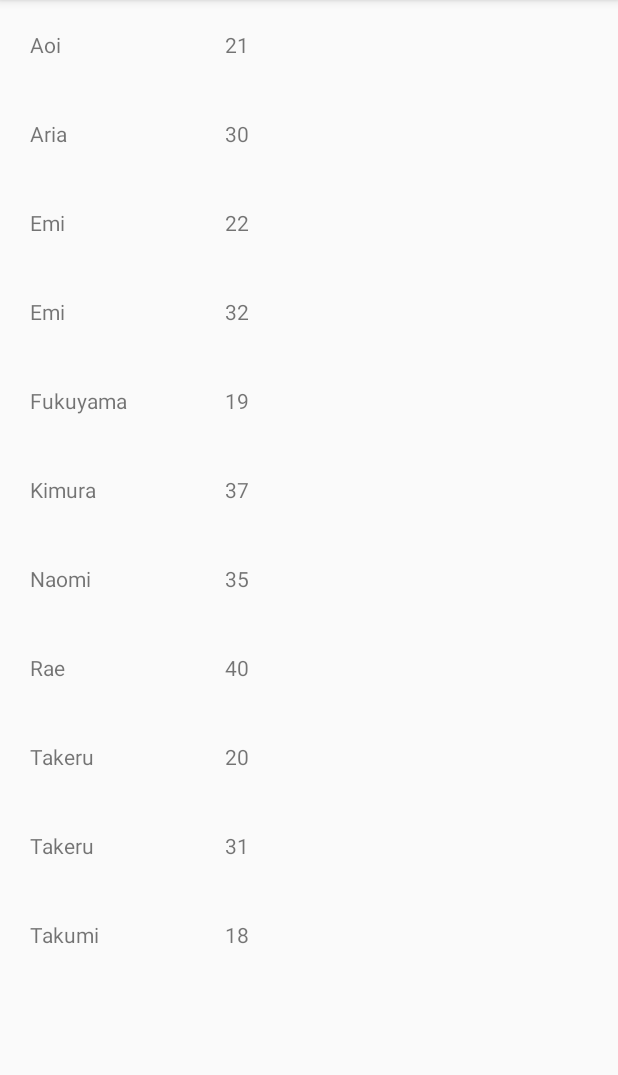
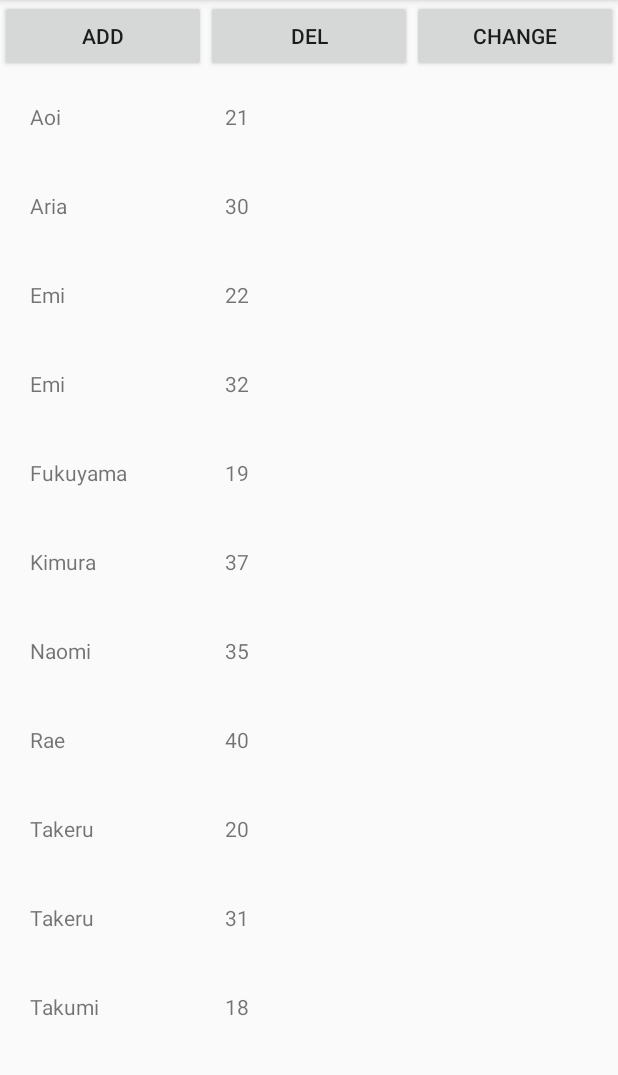
Before and after one commit to ixtliTakeru/renshu, an Android app: the screen it shows after launch (SortListActivity), on a phone screen of 412 x 824 dp, the part 84-1159 px from its top. Run offline under Robolectric (Android 15) with nearby library versions, the phone set to English and light mode, and no system bars; our stand-ins replace ButterKnife, Timber.

Commit message:
integrate Diffcallback into update SortListAdapter

```diff
--- a/app/src/main/java/g/takeru/renshu/kotlin/SortListActivity.kt
+++ b/app/src/main/java/g/takeru/renshu/kotlin/SortListActivity.kt
@@ -3,11 +3,13 @@ package g.takeru.renshu.kotlin
 import android.os.Bundle
 import android.support.v7.app.AppCompatActivity
 import android.support.v7.widget.LinearLayoutManager
+import android.view.View
 import g.takeru.renshu.R
 import kotlinx.android.synthetic.main.activity_list.*
 import org.jetbrains.anko.toast
 import timber.log.Timber
 import java.util.*
+import kotlin.collections.ArrayList
 
 
 /**
@@ -15,11 +17,13 @@ import java.util.*
  */
 class SortListActivity: AppCompatActivity() {
 
+    private var userList : MutableList<User> = ArrayList()
+    private var adapter = UserListAdapter()
+
     override fun onCreate(savedInstanceState: Bundle?) {
         super.onCreate(savedInstanceState)
         setContentView(R.layout.activity_list)
 
-        val userList = ArrayList<User>()
         userList.add(User("Takeru", 20))
         userList.add(User("Emi", 22))
         userList.add(User("Takumi", 18))
@@ -38,20 +42,27 @@ class SortListActivity: AppCompatActivity() {
             Timber.d("user: " + userList[i].name + " " + userList[i].age)
         }
 
-//        val adapter = UserListAdapter(this, userList, {user -> Timber.d(user.name)})
-        val adapter = UserListAdapter(userList, onClickListener)
+
+//        val adapter = UserListAdapter(userList, {user -> Timber.d(user.name)})
+//        val adapter = UserListAdapter(userList, onClickListener)
+        adapter = UserListAdapter(userList, itemClickListener = {onClickListener})
 
         recyclerView.layoutManager = LinearLayoutManager(this)
         recyclerView.adapter = adapter
+
+
+        addBtn.setOnClickListener(addUserClickListener)
+        delBtn.setOnClickListener(delUserClickListener)
+        changeBtn.setOnClickListener(changeUserClickListener)
     }
 
-    private fun sortUserList(list: ArrayList<User>): ArrayList<User>{
+    private fun sortUserList(list: MutableList<User>): MutableList<User>{
         Collections.sort(list, countryComparator)
         return list
     }
 
 
-    private val countryComparator = Comparator<User>{ lhs, rhs ->
+    private val countryComparator = Comparator<User>{lhs, rhs ->
         val compareName = lhs.name.compareTo(rhs.name)
         if (compareName == 0) {
             return@Comparator lhs.age.compareTo(rhs.age)
@@ -60,6 +71,34 @@ class SortListActivity: AppCompatActivity() {
     }
 
     private val onClickListener : ((User) -> Unit) = {
-        user -> toast(user.name)
+        toast(it.name)
     }
+
+    private val changeUserClickListener : ((View) -> Unit) = {
+        val newList = ArrayList<User>()
+        if (adapter.itemCount < 4) {
+            newList.add(User("Naomi", 35))
+            newList.add(User("Aria", 30))
+            newList.add(User("Takumi", 18))
+            newList.add(User("Fukuyama", 19))
+            newList.add(User("Rae", 40))
+        }
+        else {
+            newList.add(User("Takumi", 18))
+            newList.add(User("Takeru", 20))
+            newList.add(User("Emi", 22))
+        }
+        adapter.updateUserList(newList)
+    }
+
+    private val addUserClickListener : ((View) -> Unit) = {
+        adapter.addUser(User("aaa", 22), 3)
+    }
+
+    private val delUserClickListener : ((View) -> Unit) = {
+        if (adapter.itemCount > 3)
+            adapter.deleteUser(3)
+    }
+
+
 }
--- a/app/src/main/java/g/takeru/renshu/kotlin/User.kt
+++ b/app/src/main/java/g/takeru/renshu/kotlin/User.kt
@@ -1,4 +1,7 @@
 package g.takeru.renshu.kotlin
+
+import android.os.Parcelable
+import kotlinx.android.parcel.Parcelize
 
 /**
  * Created by takeru on 2017/9/11.
@@ -23,4 +26,5 @@ package g.takeru.renshu.kotlin
 //    }
 //}
 
-class User(val name: String, val age: Int)
+@Parcelize
+data class User(val name: String, val age: Int) : Parcelable
--- a/app/src/main/java/g/takeru/renshu/kotlin/UserListAdapter.kt
+++ b/app/src/main/java/g/takeru/renshu/kotlin/UserListAdapter.kt
@@ -1,5 +1,6 @@
 package g.takeru.renshu.kotlin
 
+import android.support.v7.util.DiffUtil
 import android.support.v7.widget.RecyclerView
 import android.view.LayoutInflater
 import android.view.View
@@ -11,9 +12,18 @@ import kotlinx.android.synthetic.main.listitem_user.view.*
  * Created by takeru on 2017/9/12.
  */
 
-internal class UserListAdapter(private val userList: List<User>,
-                               private val itemClickListener: (User)->Unit)
-    : RecyclerView.Adapter<UserListAdapter.UserViewHolder>() {
+internal class UserListAdapter : RecyclerView.Adapter<UserListAdapter.UserViewHolder> {
+
+    lateinit var userList: MutableList<User>
+    lateinit var itemClickListener: (User)->Unit
+
+    constructor() {}
+
+    constructor(userList: MutableList<User>,
+                itemClickListener: (User)->Unit) {
+        this.userList = userList
+        this.itemClickListener = itemClickListener
+    }
 
     override fun onCreateViewHolder(parent: ViewGroup, viewType: Int): UserListAdapter.UserViewHolder {
         return UserViewHolder(
@@ -24,17 +34,40 @@ internal class UserListAdapter(private val userList: List<User>,
         val user = userList[position]
 
         holder.container.setOnClickListener{itemClickListener(user)}
+//        holder.container.setOnClickListener{Timber.d(user.name)}
         holder.nameTv.text = user.name
         holder.ageTv.text = user.age.toString()
     }
 
-    override fun getItemCount(): Int {
-        return userList.size
-    }
+//    override fun getItemCount(): Int {
+//        return userList.size
+//    }
+
+    // convert to expression body
+    override fun getItemCount(): Int = userList.size
 
     class UserViewHolder (view: View) : RecyclerView.ViewHolder(view){
         val container = itemView.listitem_user_container
         val nameTv = itemView.listitem_user_name
         val ageTv = itemView.listitem_user_age
     }
+
+    fun addUser(user: User, index: Int) {
+        userList.add(index, user)
+        this.notifyItemInserted(index)
+    }
+
+    fun deleteUser(index: Int) {
+        userList.removeAt(index)
+        this.notifyItemRemoved(index)
+    }
+
+    fun updateUserList(newList : List<User>) {
+        var diffCallback = UserDiffCallback(userList, newList)
+        var diffResult = DiffUtil.calculateDiff(diffCallback)
+        diffResult.dispatchUpdatesTo(this)
+
+        userList.clear()
+        userList.addAll(newList)
+    }
 }
--- a/app/src/main/res/layout/activity_list.xml
+++ b/app/src/main/res/layout/activity_list.xml
@@ -3,8 +3,39 @@
     android:layout_width="match_parent"
     android:layout_height="match_parent">
 
+    <LinearLayout
+        android:id="@+id/btnLayout"
+        android:layout_width="match_parent"
+        android:layout_height="wrap_content"
+        android:layout_alignParentTop="true"
+        android:orientation="horizontal">
+
+        <Button
+            android:id="@+id/addBtn"
+            android:layout_width="0dp"
+            android:layout_height="wrap_content"
+            android:layout_weight="1"
+            android:text="add"/>
+
+        <Button
+            android:id="@+id/delBtn"
+            android:layout_width="0dp"
+            android:layout_height="wrap_content"
+            android:layout_weight="1"
+            android:text="del"/>
+
+        <Button
+            android:id="@+id/changeBtn"
+            android:layout_width="0dp"
+            android:layout_height="wrap_content"
+            android:layout_weight="1"
+            android:text="change"/>
+    </LinearLayout>
+
+
     <android.support.v7.widget.RecyclerView
         android:id="@+id/recyclerView"
         android:layout_width="match_parent"
-        android:layout_height="match_parent"/>
+        android:layout_height="match_parent"
+        android:layout_below="@+id/btnLayout"/>
 </RelativeLayout>
```
Also changed, not shown: app/src/main/java/g/takeru/renshu/kotlin/UserDiffCallback.kt (added, +30 -0 lines).
